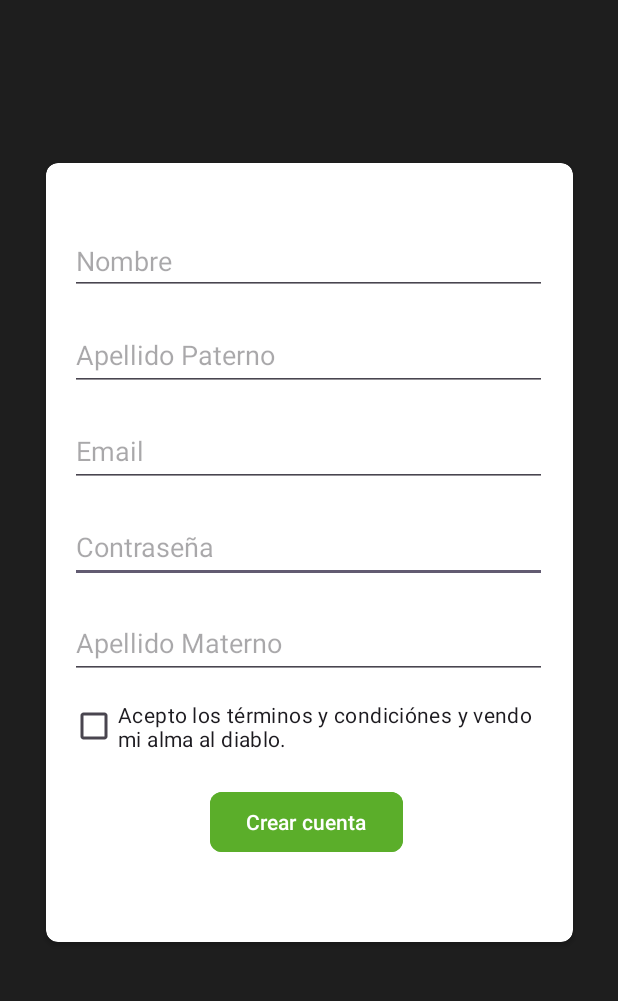
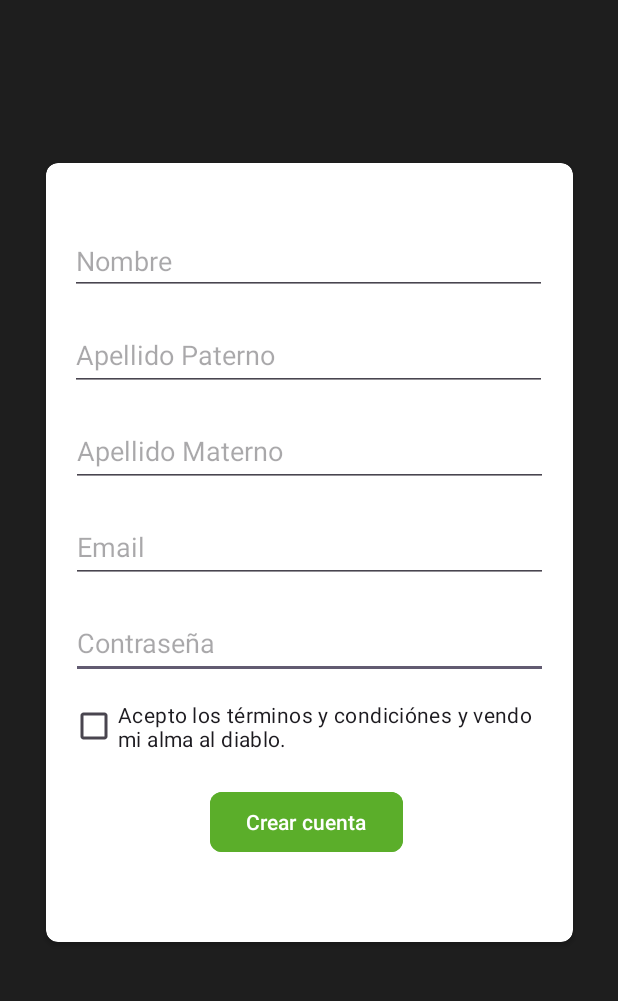
Before and after one commit to ARLOROBLE4/pruewba, an Android app: the registro screen opened directly, with no data from a screen before it, on a phone screen of 412 x 824 dp, the part 131-1132 px from its top. Run offline under Robolectric (Android 15) with nearby library versions, the phone set to English and light mode, and no system bars.

Commit message:
password
se agrego la mascara de password a los edtpassword

```diff
--- a/app/src/main/res/layout/activity_bienvenida.xml
+++ b/app/src/main/res/layout/activity_bienvenida.xml
@@ -69,12 +69,13 @@
         android:layout_width="182dp"
         android:layout_height="38dp"
         android:layout_marginStart="36dp"
+        android:layout_marginTop="16dp"
         android:text=" "
         android:textColor="@color/texto"
         android:textSize="24sp"
         android:textStyle="bold"
         app:layout_constraintStart_toEndOf="@+id/txtBienvenida"
-        tools:layout_editor_absoluteY="103dp" />
+        app:layout_constraintTop_toBottomOf="@+id/imgBvnLogo" />
 
     <androidx.cardview.widget.CardView
         android:layout_width="360dp"
--- a/app/src/main/res/layout/activity_login.xml
+++ b/app/src/main/res/layout/activity_login.xml
@@ -52,6 +52,7 @@
                 android:ems="10"
                 android:hint="@string/edtLoginPassword"
                 android:inputType="text"
+                android:password="true"
                 app:layout_constraintEnd_toEndOf="@+id/edtLoginEmail"
                 app:layout_constraintHorizontal_bias="1.0"
                 app:layout_constraintStart_toStartOf="@+id/edtLoginEmail"
--- a/app/src/main/res/layout/activity_registro.xml
+++ b/app/src/main/res/layout/activity_registro.xml
@@ -50,9 +50,9 @@
                 android:ems="10"
                 android:hint="@string/edtRegistroPassword"
                 android:inputType="text"
-                app:layout_constraintEnd_toEndOf="@+id/edtRegistroEmail"
-                app:layout_constraintHorizontal_bias="1.0"
-                app:layout_constraintStart_toStartOf="@+id/edtRegistroEmail"
+                android:password="true"
+                app:layout_constraintEnd_toEndOf="parent"
+                app:layout_constraintStart_toStartOf="parent"
                 app:layout_constraintTop_toBottomOf="@+id/edtRegistroEmail" />
 
             <EditText
@@ -63,10 +63,9 @@
                 android:ems="10"
                 android:hint="@string/edtRegistroEmail"
                 android:inputType="text"
-                app:layout_constraintEnd_toEndOf="@+id/edtRegistroAMaterno"
-                app:layout_constraintHorizontal_bias="0.0"
-                app:layout_constraintStart_toStartOf="@+id/edtRegistroAMaterno"
-                app:layout_constraintTop_toBottomOf="@+id/edtRegistroAMaterno" />
+                app:layout_constraintEnd_toEndOf="parent"
+                app:layout_constraintStart_toStartOf="parent"
+                app:layout_constraintTop_toBottomOf="@+id/edtRegistroAPaterno" />
 
             <EditText
                 android:id="@+id/edtRegistroAMaterno"
@@ -89,10 +88,9 @@
                 android:ems="10"
                 android:hint="@string/edtRegistroAMaterno"
                 android:inputType="text"
-                app:layout_constraintEnd_toEndOf="@+id/edtRegistroPassword"
-                app:layout_constraintHorizontal_bias="0.0"
-                app:layout_constraintStart_toStartOf="@+id/edtRegistroPassword"
-                app:layout_constraintTop_toBottomOf="@+id/edtRegistroPassword" />
+                app:layout_constraintEnd_toEndOf="parent"
+                app:layout_constraintStart_toStartOf="parent"
+                app:layout_constraintTop_toBottomOf="@+id/edtRegistroAMaterno" />
 
             <EditText
                 android:id="@+id/edtRegistroNombre"
@@ -111,12 +109,13 @@
                 android:id="@+id/checkBox"
                 android:layout_width="318dp"
                 android:layout_height="55dp"
+                android:layout_marginStart="16dp"
                 android:layout_marginTop="4dp"
+                android:layout_marginEnd="17dp"
                 android:text="Acepto los términos y condiciónes y vendo mi alma al diablo."
-                app:layout_constraintEnd_toEndOf="@+id/edtRegistroAPaterno"
-                app:layout_constraintHorizontal_bias="0.0"
-                app:layout_constraintStart_toStartOf="@+id/edtRegistroAPaterno"
-                app:layout_constraintTop_toBottomOf="@+id/edtRegistroAPaterno" />
+                app:layout_constraintEnd_toEndOf="parent"
+                app:layout_constraintStart_toStartOf="parent"
+                app:layout_constraintTop_toBottomOf="@+id/edtRegistroPassword" />
         </androidx.constraintlayout.widget.ConstraintLayout>
 
     </androidx.cardview.widget.CardView>
```
